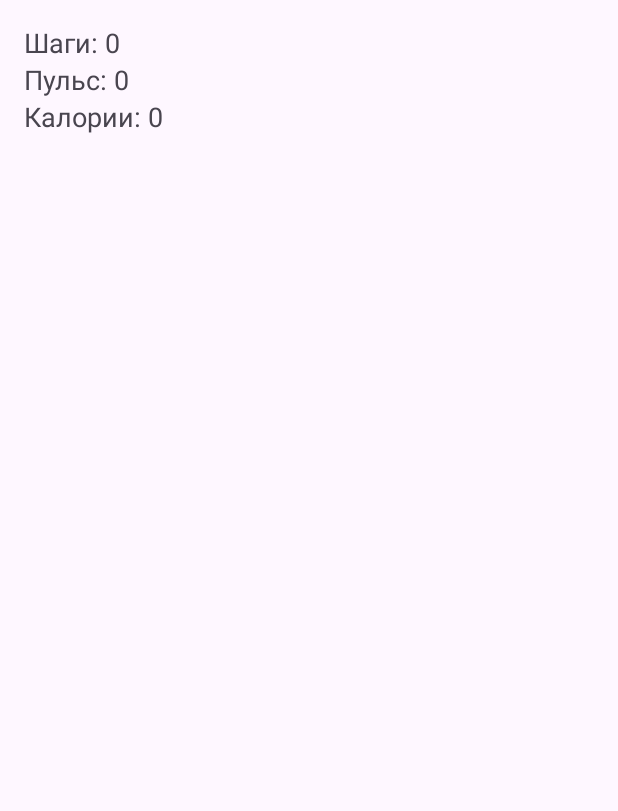
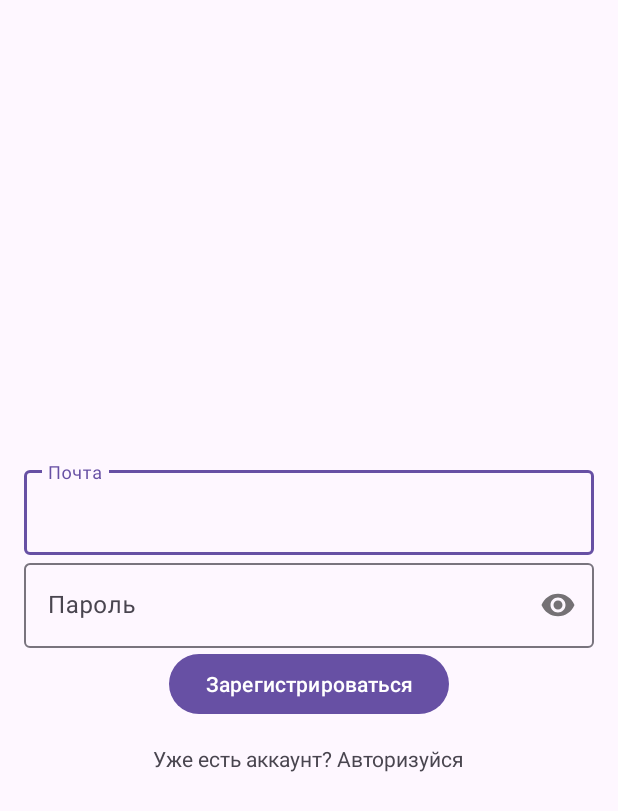
Before and after one commit to by5ya/fitness-app, an Android app: the screen it shows after launch (MainActivity before the commit, RegisterActivity after it), on a phone screen of 412 x 824 dp. Shown: the top 811 px of the screen. Run offline under Robolectric (Android 15) with nearby library versions, the phone set to English and light mode, and no system bars; our stand-ins replace Firebase (no records; nobody signed in at launch, a user with empty details on screens opened directly).

Commit message:
fitness app add auth and register, but incorrect

```diff
--- a/app/build.gradle.kts
+++ b/app/build.gradle.kts
@@ -1,5 +1,6 @@
 plugins {
     id("com.android.application")
+    id("com.google.gms.google-services")
 }
 
 android {
@@ -32,11 +33,14 @@ dependencies {
 
     implementation("androidx.appcompat:appcompat:1.7.0")
     implementation("com.google.android.material:material:1.12.0")
-    implementation("androidx.constraintlayout:constraintlayout:2.2.0")
+    implementation("androidx.constraintlayout:constraintlayout:2.2.1")
     testImplementation("junit:junit:4.13.2")
     androidTestImplementation("androidx.test.ext:junit:1.2.1")
     androidTestImplementation("androidx.test.espresso:espresso-core:3.6.1")
     implementation ("com.squareup.retrofit2:retrofit:2.9.0")
     implementation ("com.squareup.retrofit2:converter-gson:2.9.0")
+    implementation ("com.google.firebase:firebase-auth:23.2.0")
+    implementation(platform("com.google.firebase:firebase-bom:33.10.0"))
+    implementation("com.google.firebase:firebase-analytics")
 
 }
--- /dev/null
+++ b/app/src/main/java/com/example/fitness_app/MyApplication.java
@@ -0,0 +1,14 @@
+// Java
+package com.example.fitness_app;
+
+import android.app.Application;
+
+import com.google.firebase.FirebaseApp;
+
+public class MyApplication extends Application {
+    @Override
+    public void onCreate() {
+        super.onCreate();
+        FirebaseApp.initializeApp(this); // Инициализация Firebase
+    }
+}
--- /dev/null
+++ b/app/src/main/java/com/example/fitness_app/RegisterActivity.java
@@ -0,0 +1,63 @@
+package com.example.fitness_app;// Java
+import android.content.Intent;
+import android.os.Bundle;
+import android.widget.Button;
+import android.widget.EditText;
+import android.widget.TextView;
+import android.widget.Toast;
+
+import androidx.appcompat.app.AppCompatActivity;
+
+import com.example.fitness_app.LoginActivity;
+import com.google.firebase.auth.FirebaseAuth;
+
+public class RegisterActivity extends AppCompatActivity {
+
+    private EditText emailEditText, passwordEditText;
+    private TextView loginLink;
+    private Button registerButton;
+    private FirebaseAuth mAuth;
+
+    @Override
+    protected void onCreate(Bundle savedInstanceState) {
+        super.onCreate(savedInstanceState);
+        setContentView(R.layout.activity_register);
+
+        mAuth = FirebaseAuth.getInstance();
+
+        emailEditText = findViewById(R.id.register_email_edit_text);
+        passwordEditText = findViewById(R.id.register_password_edit_text);
+        registerButton = findViewById(R.id.register_button);
+        loginLink = findViewById(R.id.login_link);
+
+        registerButton.setOnClickListener(v -> {
+            String email = emailEditText.getText().toString();
+            String password = passwordEditText.getText().toString();
+
+            if (email.isEmpty() || password.isEmpty()) {
+                Toast.makeText(RegisterActivity.this, "Please enter email and password", Toast.LENGTH_SHORT).show();
+                return;
+            }
+
+            mAuth.createUserWithEmailAndPassword(email, password)
+                    .addOnCompleteListener(this, task -> {
+                        if (task.isSuccessful()) {
+                            // Registration success
+                            Toast.makeText(RegisterActivity.this, "Registration successful.",
+                                    Toast.LENGTH_SHORT).show();
+                            Intent intent = new Intent(RegisterActivity.this, LoginActivity.class); // Go back to login
+                            startActivity(intent);
+                            finish();
+                        } else {
+                            // If registration fails, display a message to the user.
+                            Toast.makeText(RegisterActivity.this, "Registration failed.",
+                                    Toast.LENGTH_SHORT).show();
+                        }
+                    });
+        });
+        loginLink.setOnClickListener(v -> {
+            Intent intent = new Intent(RegisterActivity.this, LoginActivity.class);
+            startActivity(intent);
+        });
+    }
+}
--- /dev/null
+++ b/app/src/main/res/layout/activity_register.xml
@@ -0,0 +1,53 @@
+<?xml version="1.0" encoding="utf-8"?>
+<LinearLayout xmlns:android="http://schemas.android.com/apk/res/android"
+    xmlns:app="http://schemas.android.com/apk/res-auto"
+    xmlns:tools="http://schemas.android.com/tools"
+    android:layout_width="match_parent"
+    android:layout_height="match_parent"
+    android:orientation="vertical"
+    android:gravity="center"
+    android:padding="16dp">
+
+    <com.google.android.material.textfield.TextInputLayout
+        android:id="@+id/register_email_layout"
+        android:layout_width="match_parent"
+        android:layout_height="wrap_content"
+        android:hint="Почта">
+
+        <com.google.android.material.textfield.TextInputEditText
+            android:id="@+id/register_email_edit_text"
+            android:layout_width="match_parent"
+            android:layout_height="wrap_content"
+            android:inputType="textEmailAddress"/>
+
+    </com.google.android.material.textfield.TextInputLayout>
+
+    <com.google.android.material.textfield.TextInputLayout
+        android:id="@+id/register_password_layout"
+        android:layout_width="match_parent"
+        android:layout_height="wrap_content"
+        android:hint="Пароль"
+        app:passwordToggleEnabled="true">
+
+        <com.google.android.material.textfield.TextInputEditText
+            android:id="@+id/register_password_edit_text"
+            android:layout_width="match_parent"
+            android:layout_height="wrap_content"
+            android:inputType="textPassword"/>
+
+    </com.google.android.material.textfield.TextInputLayout>
+
+    <Button
+        android:id="@+id/register_button"
+        android:layout_width="wrap_content"
+        android:layout_height="wrap_content"
+        android:text="Зарегистрироваться"/>
+
+    <TextView
+        android:id="@+id/login_link"
+        android:layout_width="wrap_content"
+        android:layout_height="wrap_content"
+        android:text="Уже есть аккаунт? Авторизуйся"
+        android:layout_marginTop="16dp"/>
+
+</LinearLayout>
--- a/build.gradle.kts
+++ b/build.gradle.kts
@@ -1,4 +1,5 @@
 // Top-level build file where you can add configuration options common to all sub-projects/modules.
 plugins {
     id("com.android.application") version "8.2.1" apply false
+    id("com.google.gms.google-services") version "4.4.2" apply false
 }
```
Also changed, not shown: app/src/main/AndroidManifest.xml (+8 -2 lines), app/src/main/java/com/example/fitness_app/LoginActivity.java (added, +80 -0 lines), app/src/main/java/com/example/fitness_app/MainActivity.java (+7 -0 lines), app/src/main/res/layout/activity_login.xml (added, +53 -0 lines), 1 other file.
